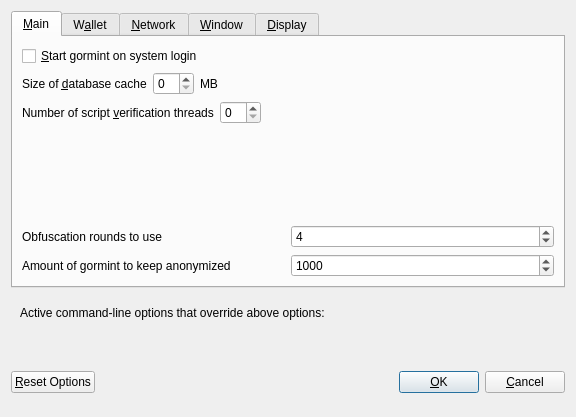
Micenas/Steaddcoin, file src/qt/forms/optionsdialog.ui: the form before one commit.
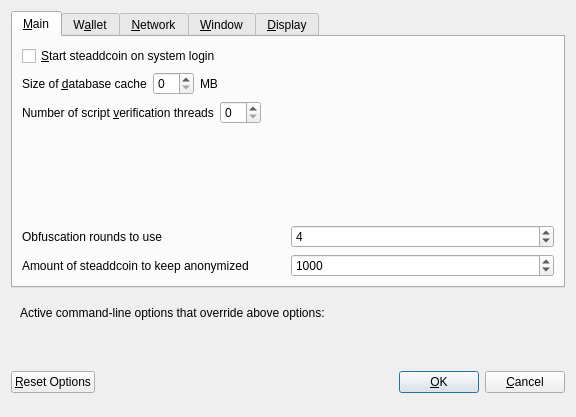
The form after the commit. Custom widgets are drawn as their Qt base class.

What changed in the file:
```diff
--- a/src/qt/forms/optionsdialog.ui
+++ b/src/qt/forms/optionsdialog.ui
@@ -33,7 +33,7 @@
           <string>Automatically start gormint after logging in to the system.</string>
          </property>
          <property name="text">
-          <string>&amp;Start gormint on system login</string>
+          <string>&amp;Start steaddcoin on system login</string>
          </property>
         </widget>
        </item>
@@ -177,7 +177,7 @@
             <string notr="true"/>
            </property>
            <property name="text">
-            <string>Amount of gormint to keep anonymized</string>
+            <string>Amount of steaddcoin to keep anonymized</string>
            </property>
           </widget>
          </item>
```
Left out of the diff: 12 changed lines with no effect on the pictures.
